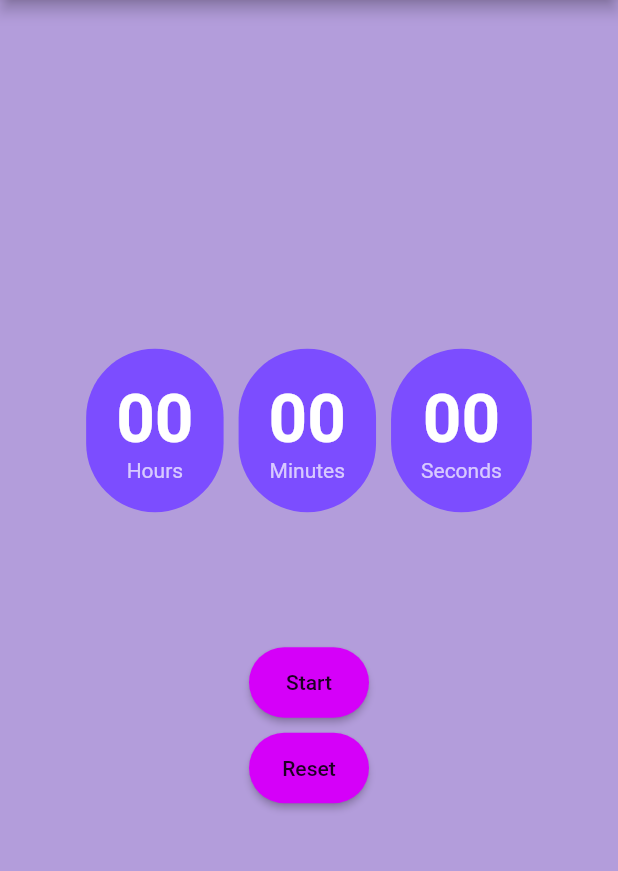
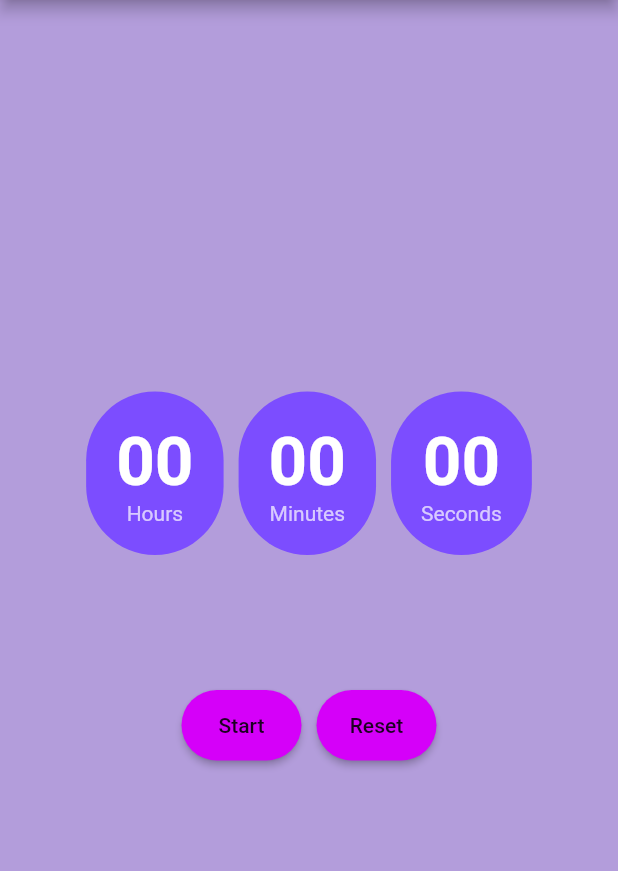
Before and after one commit to Stat1c-Null/TimerApp, a Flutter app: the screen it shows after launch, on a phone screen of 412 x 824 dp, the part 84-955 px from its top. Run offline on Flutter 3.47's test engine with Material 2 defaults, Android fonts, the phone set to English and light mode, and no system bars.

Commit message:
Put Start and Reset in a row in the middle of the screen

```diff
--- a/lib/main.dart
+++ b/lib/main.dart
@@ -70,6 +70,8 @@ class _TimerAppState extends State<TimerApp> {
               ],
             ),
             SizedBox(height: 60),
+            Row(mainAxisAlignment: MainAxisAlignment.center,
+              children: <Widget>[
                 Container(// Create a Start Stop Button
                   width: 80,
                   height: 47,
@@ -88,7 +90,7 @@ class _TimerAppState extends State<TimerApp> {
                 Container(// Create a Reset Button
                   width: 80,
                   height: 47,
-              margin: EdgeInsets.only(top: 10),
+                  margin: EdgeInsets.only(top: 30, left: 10),
                   child: RaisedButton(
                     color: Colors.purpleAccent[400],
                     shape: RoundedRectangleBorder(borderRadius: BorderRadius.circular(30)),
@@ -100,6 +102,8 @@ class _TimerAppState extends State<TimerApp> {
                       });
                     },
                   ),
+                ),
+              ],
             ),
           ],
         ),
```
Lines whose indentation alone changed are shown as unchanged.
